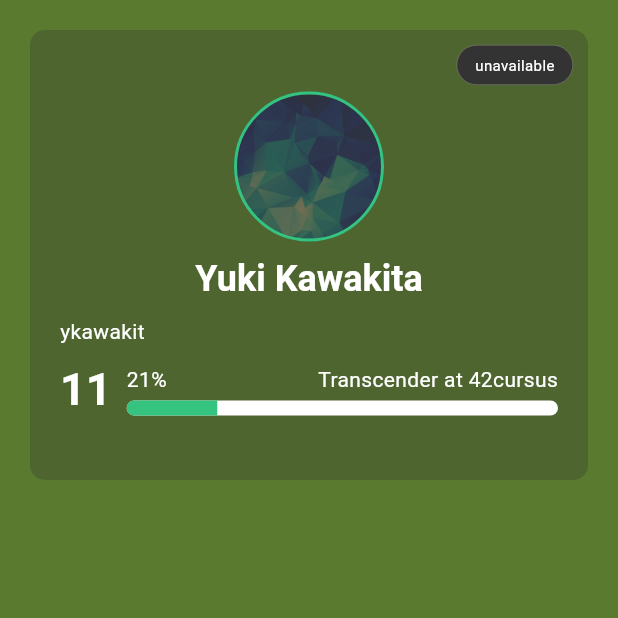
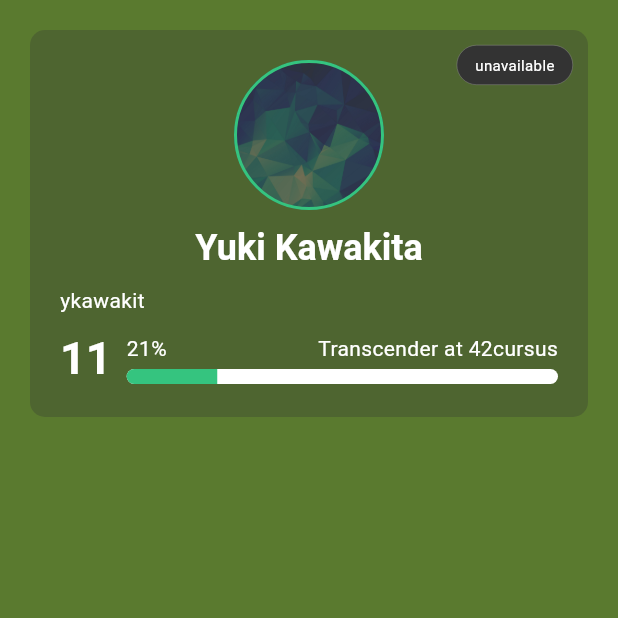
Before and after one commit to yuuuuki15/swifth_companion, a Flutter app: the screen it shows after launch, on a phone screen of 412 x 824 dp, the top half of it. Run offline on Flutter 3.47's test engine with Material 3 defaults, Android fonts, the phone set to English and light mode, and no system bars; our stand-ins replace flutter_dotenv, google_fonts.

Commit message:
[fix] using Positioned.fill, not using height.

```diff
--- a/lib/Widgets/user_primary.dart
+++ b/lib/Widgets/user_primary.dart
@@ -11,14 +11,15 @@ class user_primary extends StatelessWidget {
     return Stack(
       alignment: Alignment.center,
       children: [
-        Opacity(
-          opacity: 0.3,
-          child: Container(
-            decoration: BoxDecoration(
-              color: Color(0xFF333333),
-              borderRadius: BorderRadius.circular(10),
+        Positioned.fill(
+          child: Opacity(
+            opacity: 0.3,
+            child: Container(
+              decoration: BoxDecoration(
+                color: Color(0xFF333333),
+                borderRadius: BorderRadius.circular(10),
+              ),
             ),
-            height: 300,
           ),
         ),
         Positioned(
```
